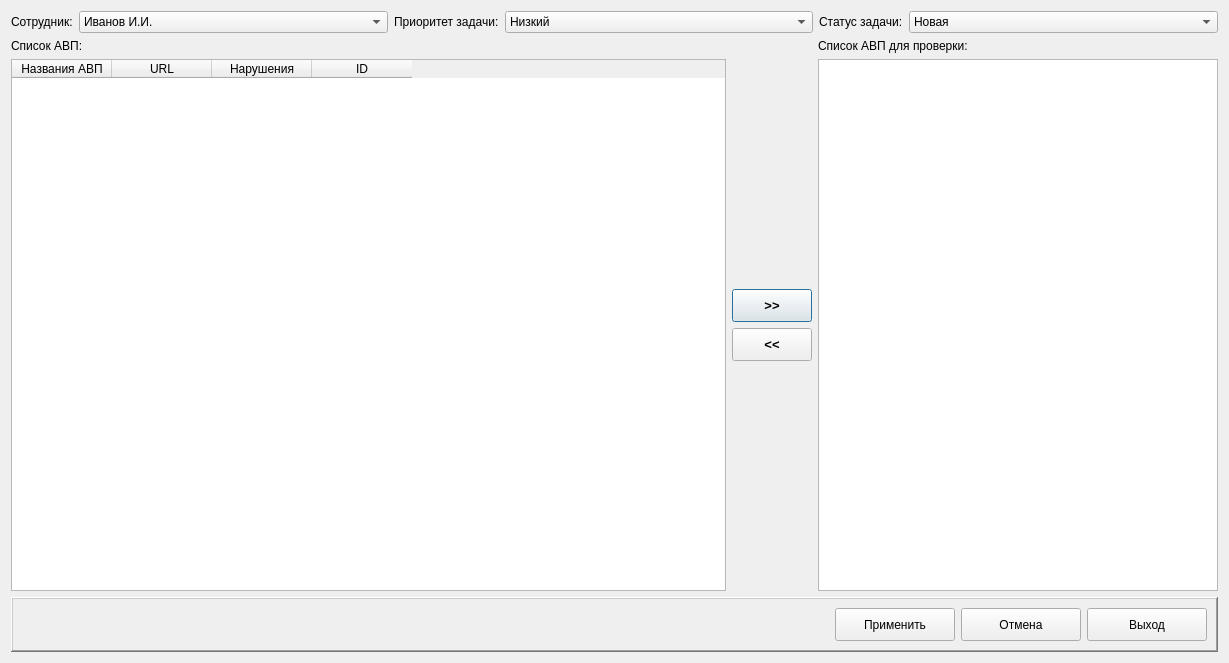
The window that arm_o/d_addtask.ui (levdikandrey/DataCollector) describes before a commit, drawn with Qt 5.
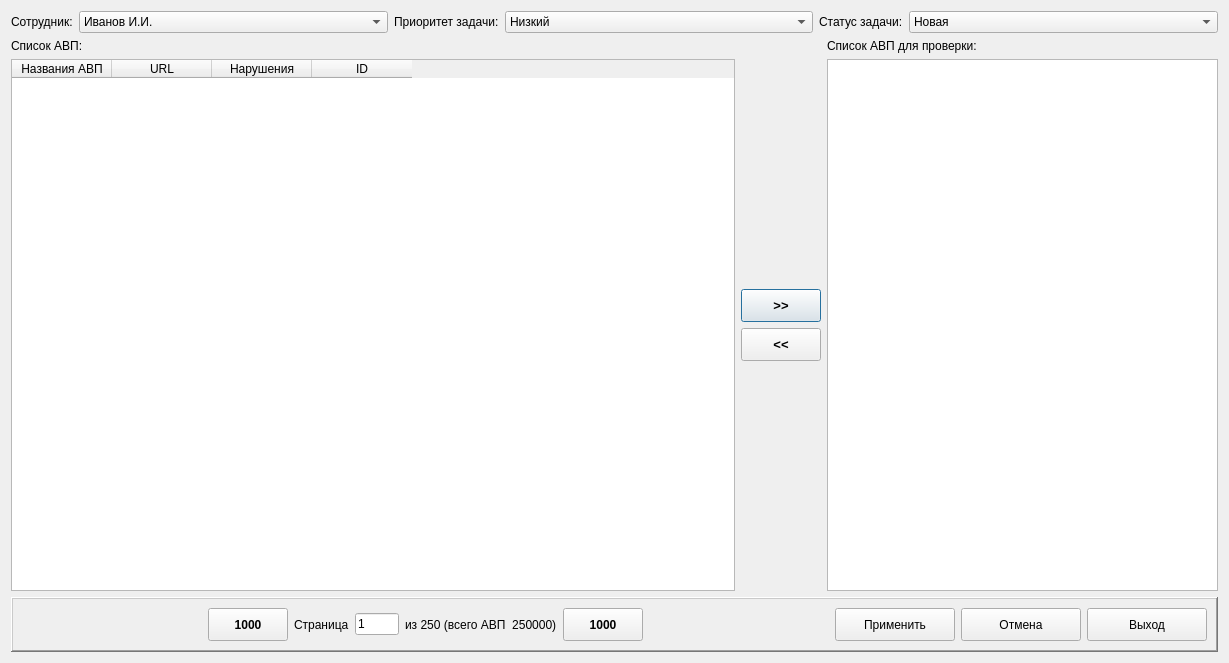
The same window after the commit. Icons and pictures are not drawn.

The edit to the form file:
```diff
--- a/arm_o/d_addtask.ui
+++ b/arm_o/d_addtask.ui
@@ -232,6 +232,113 @@
       <enum>QFrame::Raised</enum>
      </property>
      <layout class="QHBoxLayout" name="horizontalLayout">
+      <item>
+       <spacer name="horizontalSpacer_6">
+        <property name="orientation">
+         <enum>Qt::Horizontal</enum>
+        </property>
+        <property name="sizeHint" stdset="0">
+         <size>
+          <width>192</width>
+          <height>20</height>
+         </size>
+        </property>
+       </spacer>
+      </item>
+      <item>
+       <widget class="QPushButton" name="pushButtonPreview">
+        <property name="minimumSize">
+         <size>
+          <width>0</width>
+          <height>33</height>
+         </size>
+        </property>
+        <property name="font">
+         <font>
+          <weight>75</weight>
+          <bold>true</bold>
+         </font>
+        </property>
+        <property name="toolTip">
+         <string>Предыдущие 1000 записей</string>
+        </property>
+        <property name="text">
+         <string>1000</string>
+        </property>
+        <property name="icon">
+         <iconset resource="resource.qrc">
+          <normaloff>:/icons/icons/previous.ico</normaloff>:/icons/icons/previous.ico</iconset>
+        </property>
+        <property name="iconSize">
+         <size>
+          <width>24</width>
+          <height>24</height>
+         </size>
+        </property>
+       </widget>
+      </item>
+      <item>
+       <widget class="QLabel" name="label_6">
+        <property name="text">
+         <string>Страница</string>
+        </property>
+       </widget>
+      </item>
+      <item>
+       <widget class="QLineEdit" name="lineEditNumberPage">
+        <property name="maximumSize">
+         <size>
+          <width>50</width>
+          <height>16777215</height>
+         </size>
+        </property>
+        <property name="inputMethodHints">
+         <set>Qt::ImhNone</set>
+        </property>
+        <property name="text">
+         <string>1</string>
+        </property>
+       </widget>
+      </item>
+      <item>
+       <widget class="QLabel" name="labelCountAVP">
+        <property name="text">
+         <string>из 250 (всего АВП  250000)</string>
+        </property>
+       </widget>
+      </item>
+      <item>
+       <widget class="QPushButton" name="pushButtonNext">
+        <property name="minimumSize">
+         <size>
+          <width>0</width>
+          <height>33</height>
+         </size>
+        </property>
+        <property name="font">
+         <font>
+          <weight>75</weight>
+          <bold>true</bold>
+         </font>
+        </property>
+        <property name="toolTip">
+         <string>Следующие 1000 записей</string>
+        </property>
+        <property name="text">
+         <string>1000</string>
+        </property>
+        <property name="icon">
+         <iconset resource="resource.qrc">
+          <normaloff>:/icons/icons/next.ico</normaloff>:/icons/icons/next.ico</iconset>
+        </property>
+        <property name="iconSize">
+         <size>
+          <width>24</width>
+          <height>24</height>
+         </size>
+        </property>
+       </widget>
+      </item>
       <item>
        <spacer name="horizontalSpacer">
         <property name="orientation">
@@ -239,7 +346,7 @@
         </property>
         <property name="sizeHint" stdset="0">
          <size>
-          <width>613</width>
+          <width>192</width>
           <height>20</height>
          </size>
         </property>
```
Left out of the diff: 69 changed lines with no effect on the pictures.
